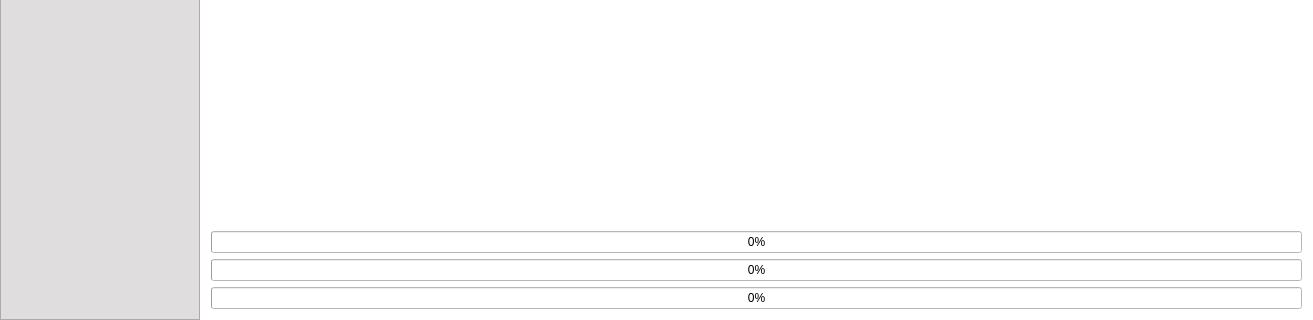
Nitrokey/nitrokey-app2, file nitrokeyapp/ui/mainwindow.ui: the form before one commit; both pictures show x 0 to 1313 and y 533 to 853 of the 1313 by 853 pixel window.
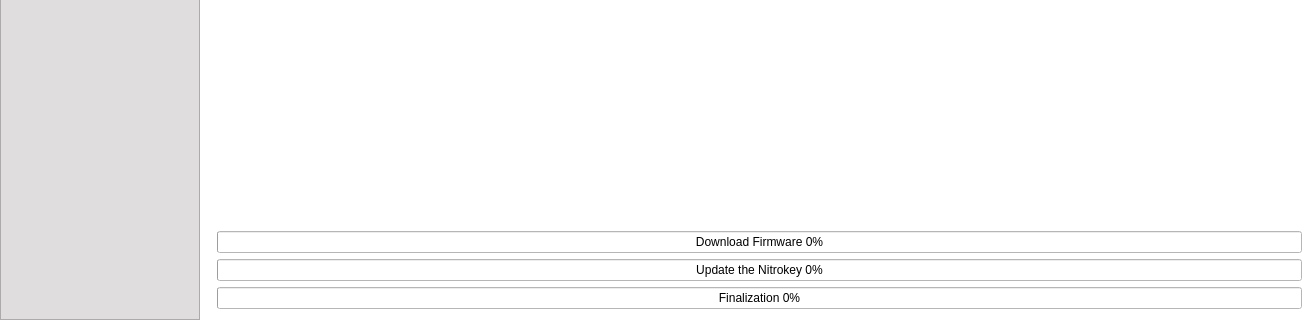
The form after the commit. Icons and pictures are not drawn.

Commit message: disable update button when more than 1 device, stop app freezing

Diff of the .ui file:
```diff
--- a/nitrokeyapp/ui/mainwindow.ui
+++ b/nitrokeyapp/ui/mainwindow.ui
@@ -428,22 +428,8 @@
        <attribute name="title">
         <string>Overview</string>
        </attribute>
-       <layout class="QGridLayout" name="gridLayout_7">
-        <item row="2" column="0">
-         <widget class="QProgressBar" name="progressBar_Update">
-          <property name="value">
-           <number>0</number>
-          </property>
-         </widget>
-        </item>
-        <item row="1" column="0">
-         <widget class="QProgressBar" name="progressBar_Download">
-          <property name="value">
-           <number>0</number>
-          </property>
-         </widget>
-        </item>
-        <item row="0" column="0">
+       <layout class="QFormLayout" name="formLayout_6">
+        <item row="0" column="0" colspan="2">
          <widget class="QScrollArea" name="scrollArea_2">
           <property name="autoFillBackground">
            <bool>false</bool>
@@ -658,11 +644,37 @@
           </widget>
          </widget>
         </item>
-        <item row="3" column="0">
+        <item row="1" column="1">
+         <widget class="QProgressBar" name="progressBar_Download">
+          <property name="value">
+           <number>0</number>
+          </property>
+          <property name="textVisible">
+           <bool>true</bool>
+          </property>
+          <property name="format">
+           <string>Download Firmware %p%</string>
+          </property>
+         </widget>
+        </item>
+        <item row="2" column="1">
+         <widget class="QProgressBar" name="progressBar_Update">
+          <property name="value">
+           <number>0</number>
+          </property>
+          <property name="format">
+           <string>Update the Nitrokey %p%</string>
+          </property>
+         </widget>
+        </item>
+        <item row="3" column="1">
          <widget class="QProgressBar" name="progressBar_Finalization">
           <property name="value">
            <number>0</number>
           </property>
+          <property name="format">
+           <string>Finalization %p%</string>
+          </property>
          </widget>
         </item>
        </layout>
```
The commit also changes 7 other files.
